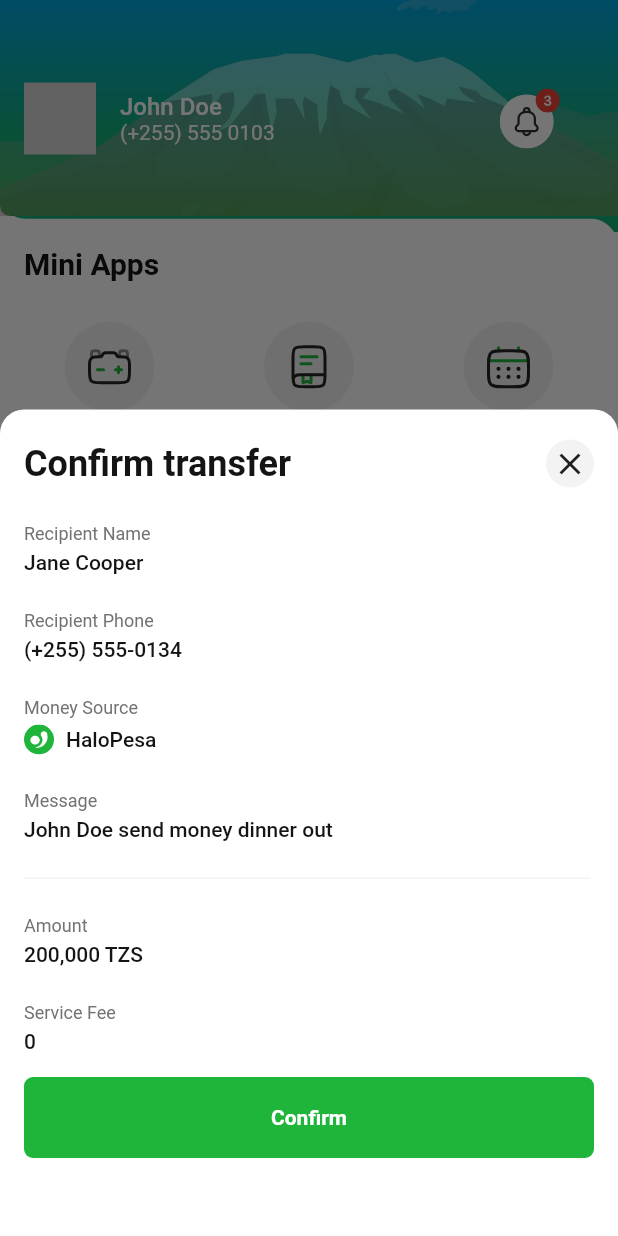
After one commit to vumanhtu123/ui_app_bank, a Flutter app: the screen it shows after launch, after a tap on an icon or button, on a phone screen of 412 x 824 dp. The commit adds this screen. Run offline on Flutter 3.47's test engine with Material 2 defaults, Android fonts, the phone set to English and light mode, and no system bars; our stand-ins replace flutter_svg.

Commit message:
create Confirm transfer bottom sheet

```diff
--- a/lib/page/discovery/discovery_page.dart
+++ b/lib/page/discovery/discovery_page.dart
@@ -1,5 +1,6 @@
 import 'package:flutter/material.dart';
 import 'package:flutter_superapp_tanzania/page/discovery/app_bar.dart';
+import 'package:flutter_superapp_tanzania/page/widget/bottom_sheet_confirm.dart';
 import 'package:flutter_superapp_tanzania/page/widget/icon_button.dart';
 import 'package:flutter_superapp_tanzania/page/widget/bottom_sheet_dialog.dart';
 import 'package:flutter_svg/flutter_svg.dart';
@@ -18,6 +19,7 @@ class DiscoveryPage extends StatelessWidget {
       DataIcon("More", "assets/images/icon_arrow.svg"),
     ];
     BottomSheetDialog bottomSheetDialog = BottomSheetDialog(context);
+    BottomSheetConfirm bottomSheetConfirm =BottomSheetConfirm(context);
     // void _modalBottomSheetMenu() {
     //   showModalBottomSheet(
     //     context: context,
@@ -78,7 +80,8 @@ class DiscoveryPage extends StatelessWidget {
                   padding: 14,
                   title: "App 1",
                 ),
-                const IconButtonWidget(
+                 IconButtonWidget(
+                  function: () => bottomSheetConfirm.modalBottomSheetMenu(),
                   image: 'assets/images/icon_bookmac.svg',
                   height: 60,
                   width: 60,
--- /dev/null
+++ b/lib/page/widget/bottom_sheet_confirm.dart
@@ -0,0 +1,206 @@
+import 'package:flutter/material.dart';
+import 'package:flutter_svg/svg.dart';
+
+class BottomSheetConfirm {
+  final BuildContext context;
+
+  BottomSheetConfirm(this.context);
+
+  void modalBottomSheetMenu() {
+    showModalBottomSheet(
+      context: context,
+      backgroundColor: Colors.transparent,
+      isScrollControlled: true,
+      builder: (BuildContext builder) {
+        return Container(
+          height: MediaQuery.of(context).size.height - 273,
+          decoration: const BoxDecoration(
+            color: Colors.white,
+            borderRadius: BorderRadius.only(
+              topLeft: Radius.circular(16.0),
+              topRight: Radius.circular(16.0),
+            ),
+          ),
+          child: ItemBottomSheetConfirm(),
+        );
+      },
+    );
+  }
+}
+
+class ItemBottomSheetConfirm extends StatelessWidget {
+  ItemBottomSheetConfirm({super.key});
+
+  final List<ItemTextData> listData = [
+    ItemTextData("Recipient Name", 'Jane Cooper', false, false),
+    ItemTextData("Recipient Phone", '(+255) 555-0134', false, false),
+    ItemTextData("Money Source", 'HaloPesa', true, false),
+    ItemTextData("Message", 'John Doe send money dinner out', false, true),
+    ItemTextData("Amount", '200,000 TZS', false, false),
+    ItemTextData("Service Fee", '0', false, false)
+  ];
+
+  @override
+  Widget build(BuildContext context) {
+    return Padding(
+        padding: const EdgeInsets.symmetric(horizontal: 16.0),
+        child: Column(crossAxisAlignment: CrossAxisAlignment.start, children: [
+          const SizedBox(
+            height: 20,
+          ),
+          Row(
+            mainAxisAlignment: MainAxisAlignment.spaceBetween,
+            children: [
+              const Text(
+                "Confirm transfer",
+                style: TextStyle(
+                    color: Color(0xFF141416),
+                    fontSize: 24,
+                    fontWeight: FontWeight.w600),
+              ),
+              Container(
+                height: 32,
+                width: 32,
+                decoration: const BoxDecoration(
+                    shape: BoxShape.circle, color: Color(0xFFF3F3F3)),
+                child: InkWell(
+                    onTap: () {
+                      Navigator.pop(context);
+                    },
+                    child: const Icon(Icons.close)),
+              )
+            ],
+          ),
+          ListView.builder(
+            physics: const ScrollPhysics(),
+            shrinkWrap: true,
+            itemCount: listData.length,
+            itemBuilder: (context, index) {
+              final data = listData[index];
+              return ItemText(
+                text1: data.t1.toString(),
+                text2: data.t2.toString(),
+                isIcon: data.isIcon,
+                isDivider: data.isDivider,
+              );
+            },
+          ),
+          const SizedBox(
+            height: 16,
+          ),
+          const ButtonWidget(textButton: "Confirm")
+        ]));
+  }
+}
+
+class ItemText extends StatelessWidget {
+  final String text1, text2;
+  final bool? isIcon;
+  final bool? isDivider;
+
+  const ItemText(
+      {super.key,
+      required this.text1,
+      required this.text2,
+      this.isIcon,
+      this.isDivider});
+
+  @override
+  Widget build(BuildContext context) {
+    return Column(
+      mainAxisAlignment: MainAxisAlignment.start,
+      crossAxisAlignment: CrossAxisAlignment.start,
+      children: [
+        const SizedBox(
+          height: 24,
+        ),
+        Text(
+          text1,
+          style: const TextStyle(
+              fontSize: 12,
+              fontWeight: FontWeight.w400,
+              color: Color(0xFF727273)),
+        ),
+        const SizedBox(
+          height: 4,
+        ),
+        Row(
+          children: [
+            Container(
+              alignment: Alignment.centerLeft,
+              child: Row(
+                children: [
+                  if (isIcon ?? false)
+                    SvgPicture.asset('assets/images/icon_halo.svg'),
+                  if (isIcon ?? false) const SizedBox(width: 8),
+                ],
+              ),
+            ),
+            // const SizedBox(width: 8),
+            Text(
+              text2,
+              style: const TextStyle(
+                  fontSize: 14,
+                  fontWeight: FontWeight.w500,
+                  color: Color(0xFF141416)),
+            ),
+          ],
+        ),
+        if (isDivider ?? false)
+          const SizedBox(
+            height: 24,
+          ),
+        Row(
+          children: [
+            if (isDivider ?? false)
+              Container(
+                width: MediaQuery.of(context).size.width - 35,
+                height: 1,
+                color: const Color(0xFFF3F3F3),
+              ),
+          ],
+        ),
+      ],
+    );
+  }
+}
+
+class ButtonWidget extends StatelessWidget {
+  final String? textButton;
+  final VoidCallback? openNextBottom;
+
+  const ButtonWidget({super.key, this.textButton, this.openNextBottom});
+
+  @override
+  Widget build(BuildContext context) {
+    return InkWell(
+      onTap: () => openNextBottom,
+      child: Container(
+        decoration: BoxDecoration(
+          borderRadius: BorderRadius.circular(6),
+          color: const Color(0xFF1FB53A),
+        ),
+        width: MediaQuery.of(context).size.width - 16,
+        height: 54,
+        child: Center(
+          child: Text(
+            textButton ?? "Confirm",
+            style: const TextStyle(
+                fontSize: 14,
+                fontWeight: FontWeight.w600,
+                color: Color(0xFFFFFFFF)),
+          ),
+        ),
+      ),
+    );
+  }
+}
+
+class ItemTextData {
+  final String? t1;
+  final String? t2;
+  final bool? isIcon;
+  final bool? isDivider;
+
+  ItemTextData(this.t1, this.t2, this.isIcon, this.isDivider);
+}
--- a/lib/page/widget/bottom_sheet_dialog.dart
+++ b/lib/page/widget/bottom_sheet_dialog.dart
@@ -22,7 +22,7 @@ class BottomSheetDialog {
               topRight: Radius.circular(16.0),
             ),
           ),
-          child: const SingleChildScrollView(child: ItemBottomSheet()),
+          child: const ItemBottomSheet(),
         );
       },
     );
@@ -64,6 +64,11 @@ class ItemBottomSheet extends StatelessWidget {
               )
             ],
           ),
+          Expanded(
+            child: SingleChildScrollView(
+              physics: const BouncingScrollPhysics(),
+              child: Column(
+                children: [
                   const SizedBox(
                     height: 20,
                   ),
@@ -135,6 +140,10 @@ class ItemBottomSheet extends StatelessWidget {
                   ),
                 ],
               ),
+            ),
+          ),
+        ],
+      ),
     );
   }
 }
@@ -162,7 +171,8 @@ class ItemSearch extends StatelessWidget {
           ),
           const Expanded(
             child: TextField(
-              autofocus: true,
+
+              autofocus: false,
               style: TextStyle(color: Colors.black, fontSize: 14),
               decoration: InputDecoration.collapsed(
                 hintText: "Search name, phone, account number...",
@@ -316,7 +326,8 @@ class ItemRow2 extends StatelessWidget {
 
   @override
   Widget build(BuildContext context) {
-    return Column(
+    return SingleChildScrollView(
+      child: Column(
         children: [
           Row(
             children: [
@@ -401,6 +412,7 @@ class ItemRow2 extends StatelessWidget {
             ],
           )
         ],
+      ),
     );
   }
 }
--- /dev/null
+++ b/lib/page/widget/bottom_sheet_pin.dart
@@ -0,0 +1,10 @@
+import 'package:flutter/material.dart';
+
+class BottomSheetPin extends StatelessWidget {
+  const BottomSheetPin({super.key});
+
+  @override
+  Widget build(BuildContext context) {
+    return const Placeholder();
+  }
+}
```
Also changed, not shown: assets/images/icon_halo.svg (added). Lines whose indentation alone changed are shown as unchanged.
